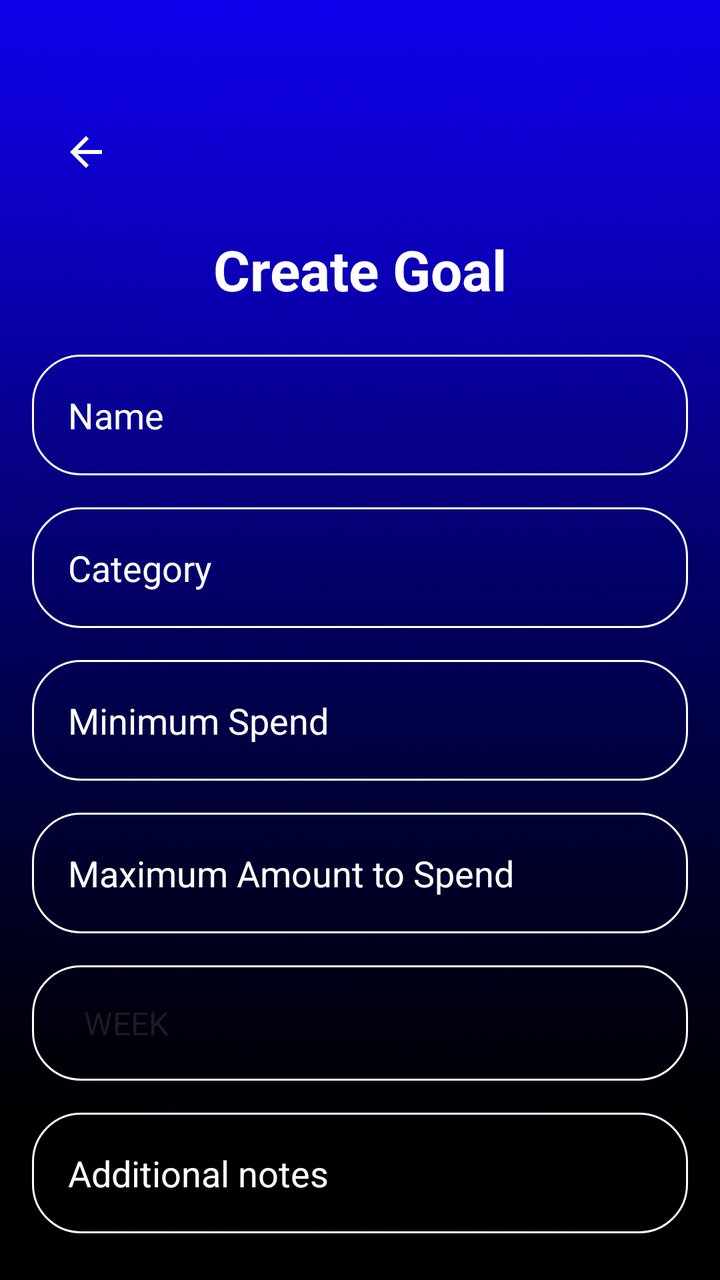
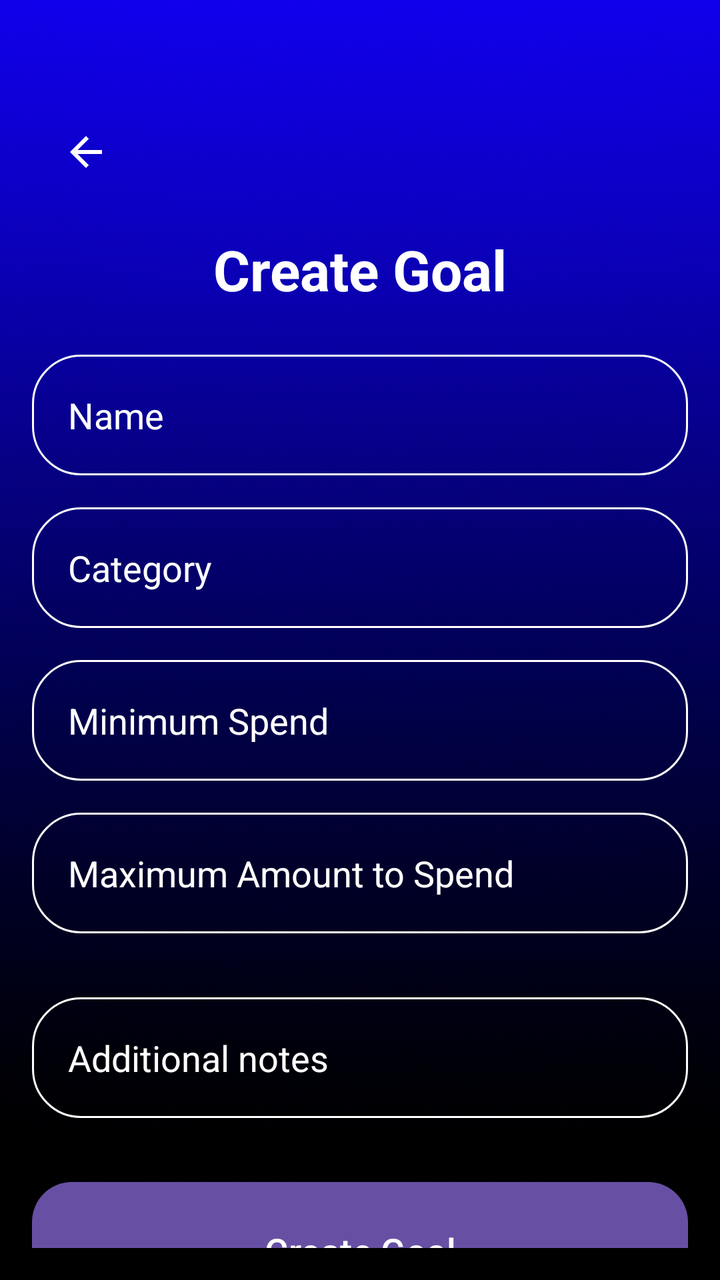

Two renders of the same Android screen: before a commit and after it. Below are the layout's source before the change and the commit's diff.
<!-- AndroidManifest.xml: application theme Theme.CashUp -->
<!-- res/layout/activity_create_goal.xml -->
<?xml version="1.0" encoding="utf-8"?>
<androidx.constraintlayout.widget.ConstraintLayout
    xmlns:android="http://schemas.android.com/apk/res/android"
    xmlns:app="http://schemas.android.com/apk/res-auto"
    android:id="@+id/create_goal_root"
    android:layout_width="match_parent"
    android:layout_height="match_parent"
    android:background="@drawable/background"
    android:padding="16dp">

    
    <ImageButton
        android:id="@+id/back_button"
        android:layout_width="54dp"
        android:layout_height="48dp"
        android:layout_marginTop="36dp"
        android:background="?attr/selectableItemBackgroundBorderless"
        android:contentDescription="@string/back"
        android:src="@drawable/ic_arrow_back"
        app:layout_constraintStart_toStartOf="parent"
        app:layout_constraintTop_toTopOf="parent" />

    
    <TextView
        android:id="@+id/goal_title"
        android:layout_width="wrap_content"
        android:layout_height="wrap_content"
        android:layout_marginTop="16dp"
        android:text="Create Goal"
        android:textColor="@color/white"
        android:textSize="28sp"
        android:textStyle="bold"
        app:layout_constraintTop_toBottomOf="@id/back_button"
        app:layout_constraintStart_toStartOf="parent"
        app:layout_constraintEnd_toEndOf="parent" />

    
    <EditText
        android:id="@+id/goal_name_input"
        android:layout_width="0dp"
        android:layout_height="wrap_content"
        android:layout_marginTop="24dp"
        android:background="@drawable/rounded_corner"
        android:hint="Name"
        android:inputType="textPersonName"
        android:padding="18dp"
        android:textColor="@color/white"
        android:textColorHint="@color/white"
        android:textSize="18sp"
        app:layout_constraintTop_toBottomOf="@id/goal_title"
        app:layout_constraintStart_toStartOf="parent"
        app:layout_constraintEnd_toEndOf="parent" />

    
    <EditText
        android:id="@+id/goal_category_input"
        android:layout_width="0dp"
        android:layout_height="wrap_content"
        android:layout_marginTop="16dp"
        android:background="@drawable/rounded_corner"
        android:hint="Category"
        android:inputType="text"
        android:padding="18dp"
        android:textColor="@color/white"
        android:textColorHint="@color/white"
        android:textSize="18sp"
        app:layout_constraintTop_toBottomOf="@id/goal_name_input"
        app:layout_constraintStart_toStartOf="parent"
        app:layout_constraintEnd_toEndOf="parent" />

    
    <EditText
        android:id="@+id/min_spend_input"
        android:layout_width="0dp"
        android:layout_height="wrap_content"
        android:layout_marginTop="16dp"
        android:background="@drawable/rounded_corner"
        android:hint="Minimum Spend"
        android:inputType="numberDecimal"
        android:padding="18dp"
        android:textColor="@color/white"
        android:textColorHint="@color/white"
        android:textSize="18sp"
        app:layout_constraintTop_toBottomOf="@id/goal_category_input"
        app:layout_constraintStart_toStartOf="parent"
        app:layout_constraintEnd_toEndOf="parent" />

    
    <EditText
        android:id="@+id/max_spend_input"
        android:layout_width="0dp"
        android:layout_height="wrap_content"
        android:layout_marginTop="16dp"
        android:background="@drawable/rounded_corner"
        android:hint="Maximum Amount to Spend"
        android:inputType="numberDecimal"
        android:padding="18dp"
        android:textColor="@color/white"
        android:textColorHint="@color/white"
        android:textSize="18sp"
        app:layout_constraintTop_toBottomOf="@id/min_spend_input"
        app:layout_constraintStart_toStartOf="parent"
        app:layout_constraintEnd_toEndOf="parent" />

    
    <Spinner
        android:id="@+id/goal_duration_spinner"
        android:layout_width="0dp"
        android:layout_height="wrap_content"
        android:layout_marginTop="16dp"
        android:background="@drawable/rounded_corner"
        android:entries="@array/duration_options"
        android:prompt="@string/duration_prompt"
        android:spinnerMode="dropdown"
        android:padding="18dp"
        app:layout_constraintTop_toBottomOf="@id/max_spend_input"
        app:layout_constraintStart_toStartOf="parent"
        app:layout_constraintEnd_toEndOf="parent" />

    
    <EditText
        android:id="@+id/notes_input"
        android:layout_width="0dp"
        android:layout_height="wrap_content"
        android:layout_marginTop="16dp"
        android:background="@drawable/rounded_corner"
        android:hint="Additional notes"
        android:inputType="textMultiLine"
        android:padding="18dp"
        android:textColor="@color/white"
        android:textColorHint="@color/white"
        android:textSize="18sp"
        app:layout_constraintTop_toBottomOf="@id/goal_duration_spinner"
        app:layout_constraintStart_toStartOf="parent"
        app:layout_constraintEnd_toEndOf="parent" />

    
    <Button
        android:id="@+id/create_goal_button"
        android:layout_width="0dp"
        android:layout_height="wrap_content"
        android:layout_marginTop="32dp"
        android:background="@drawable/rounded_button_blue"
        android:padding="18dp"
        android:text="Create Goal"
        android:textColor="@color/white"
        android:textSize="18sp"
        app:layout_constraintTop_toBottomOf="@id/notes_input"
        app:layout_constraintStart_toStartOf="parent"
        app:layout_constraintEnd_toEndOf="parent" />

</androidx.constraintlayout.widget.ConstraintLayout>
<!-- resources referenced by this layout -->
<resources>
  <string-array name="duration_options">
          <item>WEEK</item>
          <item>MONTH</item>
          <item>YEAR</item>
      </string-array>
  <color name="white">#FFFFFFFF</color>
  <!-- drawable background: png bitmap (drawable, 768113 bytes) -->
  <!-- drawable ic_arrow_back (drawable) -->
  <vector xmlns:android="http://schemas.android.com/apk/res/android"
      android:width="24dp"
      android:height="24dp"
      android:viewportWidth="24"
      android:viewportHeight="24">
      <path
          android:fillColor="#FFFFFF"
          android:pathData="M20,11H7.83l5.59,-5.59L12,4l-8,8 8,8 1.41,-1.41L7.83,13H20v-2z"/>
  </vector>
  <!-- drawable rounded_button_blue (drawable) -->
  <?xml version="1.0" encoding="utf-8"?>
  <shape xmlns:android="http://schemas.android.com/apk/res/android"
      android:shape="rectangle">
      <solid android:color="@color/black" /> 
      <corners android:radius="20dp" />
  </shape>
  <!-- drawable rounded_corner (drawable) -->
  <?xml version="1.0" encoding="utf-8"?>
  <shape xmlns:android="http://schemas.android.com/apk/res/android"
      android:shape="rectangle"
      >
  <corners
          android:radius="24dp"/>
      <stroke
          android:width="1dp"
              android:color="@color/white" />
  </shape>
  <string name="back">Back</string>
  <string name="duration_prompt">Select duration</string>
  <style name="Theme.CashUp" parent="Base.Theme.CashUp" />
  <color name="black">#FF000000</color>
  <style name="Base.Theme.CashUp" parent="Theme.Material3.DayNight.NoActionBar">
  
      </style>
</resources>

<!-- the commit's change to res/layout/activity_create_goal.xml (unified diff, before → after) -->
@@ -103,19 +103,18 @@
         app:layout_constraintEnd_toEndOf="parent" />
 
     
-    <Spinner
+    <androidx.appcompat.widget.AppCompatSpinner
         android:id="@+id/goal_duration_spinner"
         android:layout_width="0dp"
         android:layout_height="wrap_content"
         android:layout_marginTop="16dp"
         android:background="@drawable/rounded_corner"
-        android:entries="@array/duration_options"
-        android:prompt="@string/duration_prompt"
         android:spinnerMode="dropdown"
-        android:padding="18dp"
+        app:popupTheme="@style/ThemeOverlay.AppCompat.Light"
         app:layout_constraintTop_toBottomOf="@id/max_spend_input"
         app:layout_constraintStart_toStartOf="parent"
-        app:layout_constraintEnd_toEndOf="parent" />
+        app:layout_constraintEnd_toEndOf="parent"/>
+
 
     
     <EditText
<!-- resource entries referenced after the edit -->
@@ -1,10 +1,5 @@
 <!-- resources referenced by this layout -->
 <resources>
-  <string-array name="duration_options">
-          <item>WEEK</item>
-          <item>MONTH</item>
-          <item>YEAR</item>
-      </string-array>
   <color name="white">#FFFFFFFF</color>
   <!-- drawable background: png bitmap (drawable, 768113 bytes) -->
   <!-- drawable ic_arrow_back (drawable) -->
@@ -36,7 +31,6 @@
               android:color="@color/white" />
   </shape>
   <string name="back">Back</string>
-  <string name="duration_prompt">Select duration</string>
   <style name="Theme.CashUp" parent="Base.Theme.CashUp" />
   <color name="black">#FF000000</color>
   <style name="Base.Theme.CashUp" parent="Theme.Material3.DayNight.NoActionBar">
